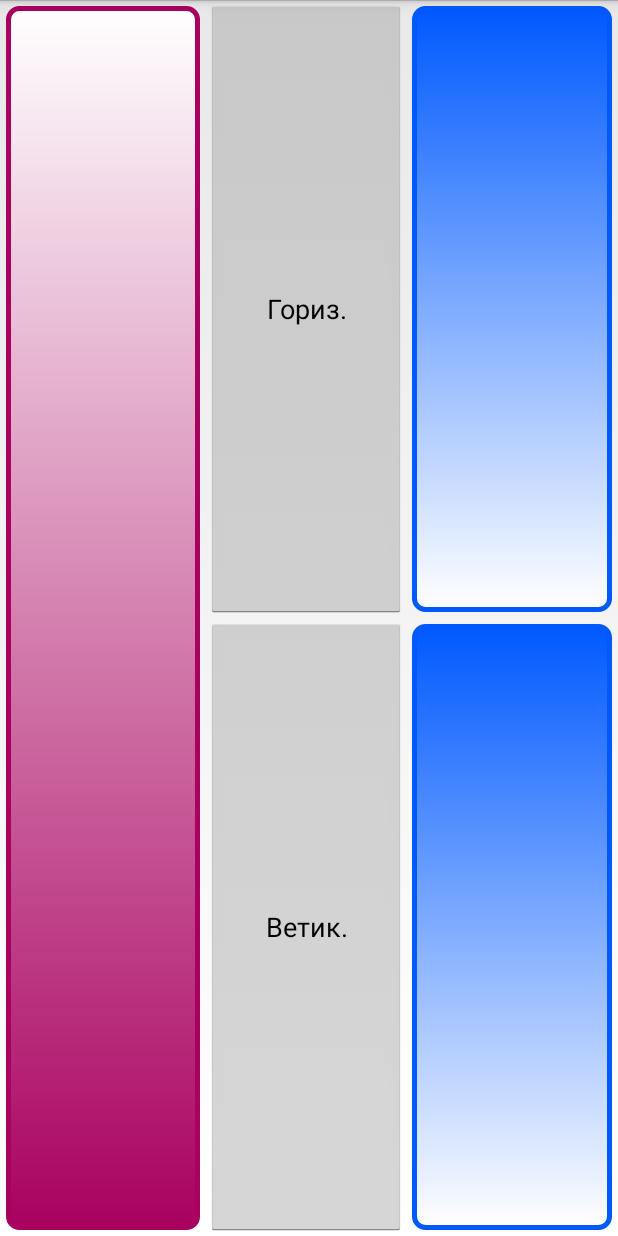
After one commit to tsbp/SOLAR_PROJ_GIT, an Android app: the layout dialo_calibrate_acc.xml on its own in the app's theme, with its tools: preview values and no code run, on a phone screen of 412 x 824 dp. The commit adds this screen. Run offline under Robolectric (Android 15) with nearby library versions, the phone set to English and light mode, and no system bars.

```diff
--- a/Android/SOLAR/app/src/main/java/com/voodoo/solar/ClientConfig.java
+++ b/Android/SOLAR/app/src/main/java/com/voodoo/solar/ClientConfig.java
@@ -35,7 +35,7 @@ import static com.voodoo.solar.MainActivity.BROADCAST_ACTION;
 
 public class ClientConfig extends Activity {
 
-    TextView tvIp, tvPitch, tvRoll, tvHead, tvLigth, tvTerm, tAzimuth, tAngle;
+    TextView tvStt, tvIp, tvPitch, tvRoll, tvHead, tvLigth, tvTerm, tAzimuth, tAngle;
     SeekBar sbCompass, sbAccel;
 
     public final static String CALIB_DATA = "Calib data";
@@ -63,6 +63,7 @@ public class ClientConfig extends Activity {
         tvHead  = (TextView) findViewById(R.id.tvHead);
         tvLigth = (TextView) findViewById(R.id.tvLigth);
         tvTerm  = (TextView) findViewById(R.id.tvTerm);
+        tvStt  = (TextView) findViewById(R.id.tvState);
 
         tvIp = (TextView) findViewById(R.id.tvIP);
         tvIp.setText("" + ip.getHostAddress());
@@ -84,6 +85,8 @@ public class ClientConfig extends Activity {
                 tvLigth.setText(input);
                 input = intent.getStringExtra(MainActivity.PARAM_TERM);
                 tvTerm.setText(input);
+                input = intent.getStringExtra(MainActivity.PARAM_STT);
+                tvStt.setText(input);
             }
         };
         IntentFilter intFilt = new IntentFilter(BROADCAST_ACTION);
--- /dev/null
+++ b/Android/SOLAR/app/src/main/res/layout/dialo_calibrate_acc.xml
@@ -0,0 +1,80 @@
+<?xml version="1.0" encoding="utf-8"?>
+<LinearLayout xmlns:android="http://schemas.android.com/apk/res/android"
+    android:baselineAligned="false"
+    android:layout_width="match_parent"
+    android:layout_height="match_parent"
+    android:orientation="horizontal"
+    android:id="@+id/dial_calib_acc">
+   <LinearLayout
+       android:layout_weight="1"
+       android:layout_width="0dp"
+       android:layout_height="match_parent"
+       android:orientation="vertical">
+      <TextView
+          android:layout_width="match_parent"
+          android:layout_height="match_parent"
+          android:id="@+id/tvAccRaw"
+          android:gravity="center"
+          android:textSize="@dimen/acc_calib_text_size"
+          android:background="@drawable/border_m"
+          android:layout_margin="@dimen/acc_calib_margin"
+          android:textAlignment="center">
+      </TextView>
+   </LinearLayout>
+   <LinearLayout
+       android:layout_weight="2"
+       android:layout_width="0dp"
+       android:layout_height="match_parent"
+       android:orientation="vertical">
+      <LinearLayout
+          android:layout_width="match_parent"
+          android:layout_height="0dp"
+          android:layout_weight="1"
+          android:orientation="horizontal">
+         <Button
+             android:layout_weight="1"
+             android:layout_width="0dp"
+             android:layout_height="match_parent"
+             android:text="@string/acc_calib_horiz"
+             android:layout_gravity="center_horizontal"
+             android:id="@+id/btn0deg"/>
+         <TextView
+             android:layout_width="0dp"
+             android:layout_height="match_parent"
+             android:layout_weight="1"
+             android:background="@drawable/border"
+             android:gravity="center"
+             android:textSize="@dimen/acc_calib_text_size"
+             android:layout_margin="4dp"
+             android:id="@+id/tv0deg"/>
+      </LinearLayout>
+      <LinearLayout
+          android:layout_width="match_parent"
+          android:layout_height="0dp"
+          android:layout_weight="1"
+          android:orientation="horizontal">
+         <Button
+             android:layout_weight="1"
+             android:layout_width="0dp"
+             android:layout_height="match_parent"
+             android:text="@string/acc_calib_vert"
+             android:layout_gravity="center_horizontal"
+             android:id="@+id/btn90deg"/>
+         <TextView
+             android:layout_width="0dp"
+             android:layout_height="match_parent"
+             android:layout_weight="1"
+             android:background="@drawable/border"
+             android:gravity="center"
+             android:textSize="@dimen/acc_calib_text_size"
+             android:layout_margin="@dimen/acc_calib_margin"
+             android:id="@+id/tv90deg"/>
+      </LinearLayout>
+
+   </LinearLayout>
+
+
+
+
+
+</LinearLayout>
```
Also changed, not shown: Android/SOLAR/app/src/main/java/com/voodoo/solar/MainActivity.java (+6 -2 lines), Android/SOLAR/app/src/main/res/layout/activity_client_config.xml (+22 -2 lines), 4 other files.
